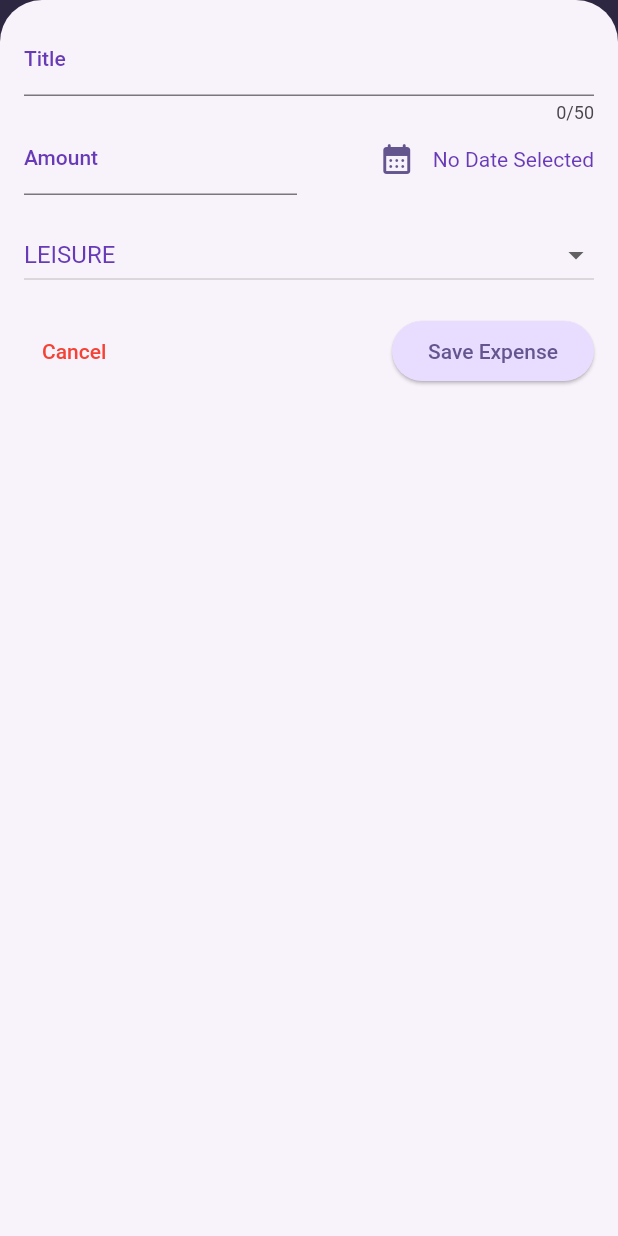
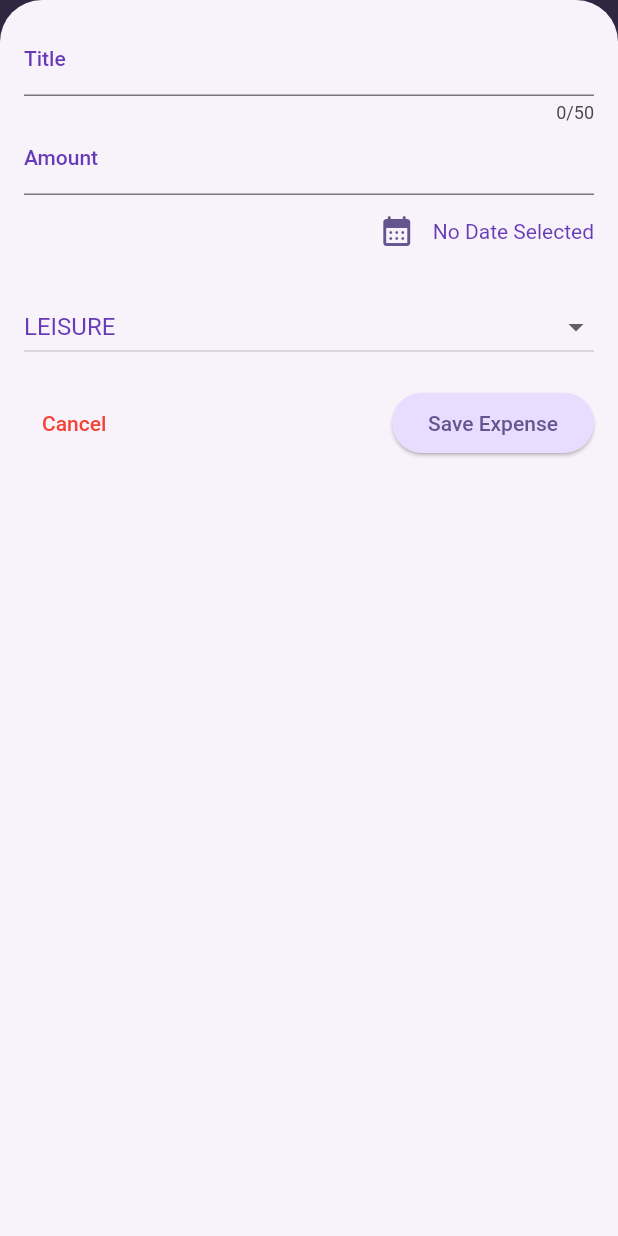
Before and after one commit to eacardenase/flutter-expense-tracker, a Flutter app: the screen it shows after launch, after a tap on the "add" icon, on a phone screen of 412 x 824 dp. Run offline on Flutter 3.47's test engine with Material 2 defaults, Android fonts, the phone set to English and light mode, and no system bars.

Commit message:
bugix: solve doubled amount inputs on landscape

```diff
--- a/lib/widgets/new_expense.dart
+++ b/lib/widgets/new_expense.dart
@@ -183,6 +183,8 @@ class _NewExpenseState extends State<NewExpense> {
                       ],
                     )
                   else
+                    Column(
+                      children: [
                         TextField(
                           controller: _titleController,
                           maxLength: 50,
@@ -196,10 +198,7 @@ class _NewExpenseState extends State<NewExpense> {
                             ),
                           ),
                         ),
-                  Row(
-                    children: [
-                      Expanded(
-                        child: TextField(
+                        TextField(
                           controller: _amountController,
                           keyboardType: TextInputType.number,
                           decoration: const InputDecoration(
@@ -212,6 +211,32 @@ class _NewExpenseState extends State<NewExpense> {
                             ),
                           ),
                         ),
+                      ],
+                    ),
+                  Row(
+                    children: [
+                      if (maxWidth >= 600)
+                        DropdownButton(
+                          value: _selectedCategory,
+                          items: ExpenseCategory.values
+                              .map(
+                                (category) => DropdownMenuItem(
+                                  value: category,
+                                  child: Text(
+                                    category.name.toUpperCase(),
+                                    style: const TextStyle(
+                                      color: Colors.deepPurple,
+                                    ),
+                                  ),
+                                ),
+                              )
+                              .toList(),
+                          onChanged: (value) {
+                            if (value == null) {
+                              return;
+                            }
+                            _selectExpenseCategory(value);
+                          },
                         ),
                       const SizedBox(
                         width: 16,
```
Lines whose indentation alone changed are shown as unchanged.
